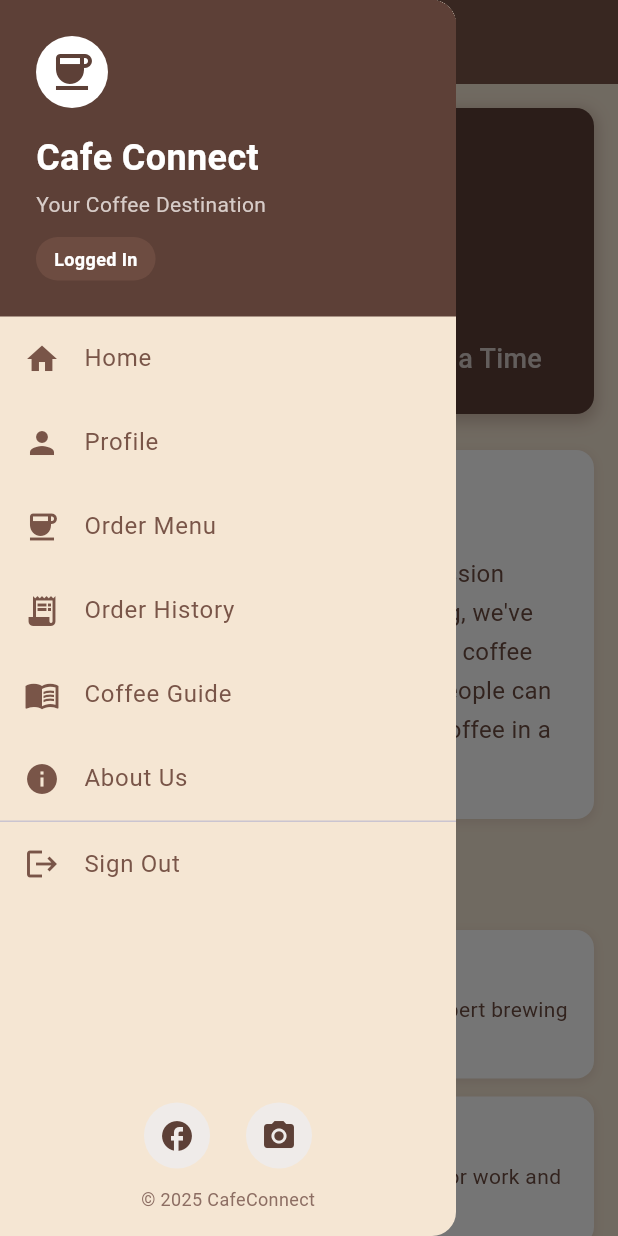
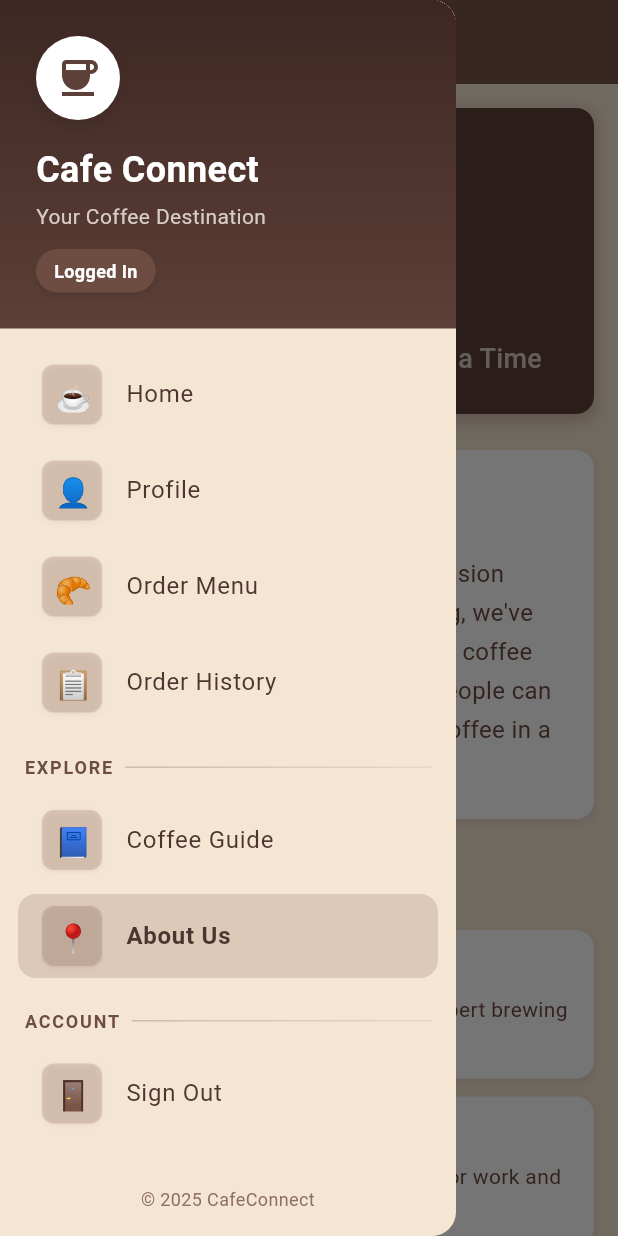
Before and after one commit to nathanG2129/CafeConnect, a Flutter app: the AboutPage screen opened by its route, with the side drawer open, on a phone screen of 412 x 824 dp. Run offline on Flutter 3.47's test engine with Material 3 defaults, Android fonts, the phone set to English and light mode, and no system bars; our stand-ins replace cloud_firestore, firebase_auth, firebase_core, get_storage; accounts and stored records are empty; generated files the repository leaves out were written again.

Commit message:
Enhance AppDrawer with improved navigation and visual elements
- Added custom icons and updated existing icons for drawer items to enhance visual appeal.
- Implemented a method to dynamically update the selected index based on the current route.
- Introduced category separators for better organization of drawer items.
- Refactored _buildDrawerItem to include custom icons and highlight the selected item.
- Updated DrawerHeaderWidget with a gradient background and improved padding for a polished look.

```diff
--- a/lib/widgets/app_drawer.dart
+++ b/lib/widgets/app_drawer.dart
@@ -11,6 +11,7 @@ class AppDrawer extends StatefulWidget {
 class _AppDrawerState extends State<AppDrawer> {
   final AuthService _authService = AuthService();
   bool _isLoggedIn = false;
+  int _selectedIndex = 0;
 
   @override
   void initState() {
@@ -26,59 +27,104 @@ class _AppDrawerState extends State<AppDrawer> {
 
   @override
   Widget build(BuildContext context) {
+    // Determine which page is currently active based on route
+    final String currentRoute = ModalRoute.of(context)?.settings.name ?? '/home';
+    _updateSelectedIndex(currentRoute);
+
     return Drawer(
       backgroundColor: const Color(0xFFF5E6D3),
       child: Column(
         children: [
           const DrawerHeaderWidget(),
+          const SizedBox(height: 12),
           Expanded(
             child: ListView(
               padding: EdgeInsets.zero,
               children: [
                 _buildDrawerItem(
                   context,
-                  icon: Icons.home,
+                  icon: Icons.home_outlined,
+                  customIcon: '☕',
                   title: 'Home',
-                  onTap: () => Navigator.pushReplacementNamed(context, '/home'),
+                  index: 0,
+                  route: '/home',
+                  onTap: () {
+                    Navigator.pushReplacementNamed(context, '/home');
+                  },
                 ),
                 if (_isLoggedIn)
                   _buildDrawerItem(
                     context,
-                    icon: Icons.person,
+                    icon: Icons.person_outline,
+                    customIcon: '👤',
                     title: 'Profile',
-                    onTap: () => Navigator.pushReplacementNamed(context, '/profile'),
+                    index: 1,
+                    route: '/profile',
+                    onTap: () {
+                      Navigator.pushReplacementNamed(context, '/profile');
+                    },
                   ),
                 _buildDrawerItem(
                   context,
-                  icon: Icons.coffee,
+                  icon: Icons.restaurant_menu,
+                  customIcon: '🥐',
                   title: 'Order Menu',
-                  onTap: () => Navigator.pushReplacementNamed(context, '/menu'),
+                  index: 2,
+                  route: '/menu',
+                  onTap: () {
+                    Navigator.pushReplacementNamed(context, '/menu');
+                  },
                 ),
                 if (_isLoggedIn)
                   _buildDrawerItem(
                     context,
                     icon: Icons.receipt_long,
+                    customIcon: '📋',
                     title: 'Order History',
-                    onTap: () => Navigator.pushReplacementNamed(context, '/order-history'),
+                    index: 3,
+                    route: '/order-history',
+                    onTap: () {
+                      Navigator.pushReplacementNamed(context, '/order-history');
+                    },
                   ),
+
+                // Visual category separator
+                _buildCategorySeparator("EXPLORE"),
+
                 _buildDrawerItem(
                   context,
-                  icon: Icons.menu_book,
+                  icon: Icons.menu_book_outlined,
+                  customIcon: '📘',
                   title: 'Coffee Guide',
-                  onTap: () => Navigator.pushReplacementNamed(context, '/guide'),
+                  index: 4,
+                  route: '/guide',
+                  onTap: () {
+                    Navigator.pushReplacementNamed(context, '/guide');
+                  },
                 ),
                 _buildDrawerItem(
                   context,
-                  icon: Icons.info,
+                  icon: Icons.info_outline,
+                  customIcon: '📍',
                   title: 'About Us',
-                  onTap: () => Navigator.pushReplacementNamed(context, '/about'),
+                  index: 5,
+                  route: '/about',
+                  onTap: () {
+                    Navigator.pushReplacementNamed(context, '/about');
+                  },
                 ),
-                const Divider(height: 1),
+
+                // Visual category separator
+                _buildCategorySeparator("ACCOUNT"),
+
                 if (_isLoggedIn)
                   _buildDrawerItem(
                     context,
-                    icon: Icons.logout,
+                    icon: Icons.logout_outlined,
+                    customIcon: '🚪',
                     title: 'Sign Out',
+                    index: 6,
+                    route: '',
                     onTap: () async {
                       await _authService.signOut();
                       setState(() {
@@ -96,9 +142,14 @@ class _AppDrawerState extends State<AppDrawer> {
                 else
                   _buildDrawerItem(
                     context,
-                    icon: Icons.login,
+                    icon: Icons.login_outlined,
+                    customIcon: '🔑',
                     title: 'Sign In',
-                    onTap: () => Navigator.pushReplacementNamed(context, '/login'),
+                    index: 6,
+                    route: '/login',
+                    onTap: () {
+                      Navigator.pushReplacementNamed(context, '/login');
+                    },
                   ),
               ],
             ),
@@ -109,21 +160,124 @@ class _AppDrawerState extends State<AppDrawer> {
     );
   }
 
+  // Method to update the selected index based on the current route
+  void _updateSelectedIndex(String currentRoute) {
+    switch (currentRoute) {
+      case '/home':
+        _selectedIndex = 0;
+        break;
+      case '/profile':
+        _selectedIndex = 1;
+        break;
+      case '/menu':
+        _selectedIndex = 2;
+        break;
+      case '/order-history':
+        _selectedIndex = 3;
+        break;
+      case '/guide':
+        _selectedIndex = 4;
+        break;
+      case '/about':
+        _selectedIndex = 5;
+        break;
+      case '/login':
+        _selectedIndex = 6;
+        break;
+      default:
+        _selectedIndex = 0;
+    }
+  }
+
+  Widget _buildCategorySeparator(String title) {
+    return Padding(
+      padding: const EdgeInsets.only(left: 16, right: 16, top: 16, bottom: 8),
+      child: Row(
+        children: [
+          Text(
+            title,
+            style: TextStyle(
+              color: Colors.brown[600],
+              fontSize: 12,
+              fontWeight: FontWeight.bold,
+              letterSpacing: 1.2,
+            ),
+          ),
+          const SizedBox(width: 8),
+          Expanded(
+            child: Container(
+              height: 1,
+              decoration: BoxDecoration(
+                gradient: LinearGradient(
+                  colors: [
+                    Colors.brown.withOpacity(0.3),
+                    Colors.brown.withOpacity(0.1),
+                  ],
+                ),
+              ),
+            ),
+          ),
+        ],
+      ),
+    );
+  }
+
   Widget _buildDrawerItem(
     BuildContext context, {
     required IconData icon,
+    required String customIcon,
     required String title,
+    required int index,
+    required String route,
     required VoidCallback onTap,
   }) {
-    return ListTile(
-      leading: Icon(icon, color: Colors.brown),
-      title: Text(
-        title,
-        style: const TextStyle(
-          color: Colors.brown,
+    // Check if this is the current route
+    final String currentRoute = ModalRoute.of(context)?.settings.name ?? '/home';
+    final bool isSelected = currentRoute == route;
+
+    return Container(
+      margin: const EdgeInsets.symmetric(horizontal: 12, vertical: 4),
+      decoration: BoxDecoration(
+        color: isSelected ? Colors.brown.withOpacity(0.2) : Colors.transparent,
+        borderRadius: BorderRadius.circular(12),
+      ),
+      child: ListTile(
+        leading: Container(
+          width: 40,
+          height: 40,
+          alignment: Alignment.center,
+          padding: const EdgeInsets.all(8),
+          decoration: BoxDecoration(
+            color: Colors.brown.withOpacity(0.2),
+            borderRadius: BorderRadius.circular(8),
+            boxShadow: [
+              BoxShadow(
+                color: Colors.brown.withOpacity(0.1),
+                blurRadius: 2,
+                offset: const Offset(0, 1),
+              ),
+            ],
+          ),
+          child: Text(
+            customIcon,
+            style: TextStyle(
+              fontSize: 20,
+              color: Colors.brown[800],
+            ),
+          ),
+        ),
+        title: Text(
+          title,
+          style: TextStyle(
+            color: Colors.brown[800],
+            fontWeight: isSelected ? FontWeight.bold : FontWeight.normal,
+          ),
+        ),
+        onTap: onTap,
+        shape: RoundedRectangleBorder(
+          borderRadius: BorderRadius.circular(12),
         ),
       ),
-      onTap: onTap,
     );
   }
 }
@@ -145,17 +299,31 @@ class DrawerHeaderWidget extends StatelessWidget {
         right: 24,
       ),
       decoration: BoxDecoration(
-        color: Colors.brown[700],
+        gradient: LinearGradient(
+          begin: Alignment.topCenter,
+          end: Alignment.bottomCenter,
+          colors: [
+            Colors.brown.shade900,
+            Colors.brown.shade700,
+          ],
+        ),
       ),
       child: Column(
         crossAxisAlignment: CrossAxisAlignment.start,
         mainAxisSize: MainAxisSize.min,
         children: [
           Container(
-            padding: const EdgeInsets.all(8),
+            padding: const EdgeInsets.all(12),
             decoration: BoxDecoration(
               color: Colors.white,
               borderRadius: BorderRadius.circular(50),
+              boxShadow: [
+                BoxShadow(
+                  color: Colors.black.withOpacity(0.1),
+                  blurRadius: 8,
+                  offset: const Offset(0, 4),
+                ),
+              ],
             ),
             child: Icon(Icons.coffee, size: 32, color: Colors.brown[700]),
           ),
@@ -186,6 +354,13 @@ class DrawerHeaderWidget extends StatelessWidget {
               decoration: BoxDecoration(
                 color: Colors.brown[600],
                 borderRadius: BorderRadius.circular(16),
+                boxShadow: [
+                  BoxShadow(
+                    color: Colors.black.withOpacity(0.1),
+                    blurRadius: 4,
+                    offset: const Offset(0, 2),
+                  ),
+                ],
               ),
               child: const Text(
                 'Logged In',
@@ -209,46 +384,14 @@ class DrawerFooterWidget extends StatelessWidget {
   @override
   Widget build(BuildContext context) {
     return Container(
-      padding: const EdgeInsets.all(16),
-      child: Column(
-        mainAxisSize: MainAxisSize.min,
-        children: [
-          Row(
-            mainAxisAlignment: MainAxisAlignment.center,
-            children: [
-              _buildSocialButton(Icons.facebook, () {}),
-              const SizedBox(width: 24),
-              _buildSocialButton(Icons.camera_alt, () {}),
-            ],
-          ),
-          const SizedBox(height: 12),
-          Text(
-            '© 2025 CafeConnect',
-            style: TextStyle(
-              color: Colors.brown[400],
-              fontSize: 12,
-            ),
-          ),
-        ],
-      ),
-    );
-  }
-
-  Widget _buildSocialButton(IconData icon, VoidCallback onTap) {
-    return InkWell(
-      onTap: onTap,
-      borderRadius: BorderRadius.circular(30),
-      child: Container(
-        padding: const EdgeInsets.all(10),
-        decoration: BoxDecoration(
-          color: Colors.brown[50],
-          borderRadius: BorderRadius.circular(30),
+      padding: const EdgeInsets.symmetric(vertical: 16),
+      child: Text(
+        '© 2025 CafeConnect',
+        style: TextStyle(
+          color: Colors.brown[400],
+          fontSize: 12,
         ),
-        child: Icon(
-          icon,
-          color: Colors.brown[700],
-          size: 24,
-        ),
+        textAlign: TextAlign.center,
       ),
     );
   }
```
